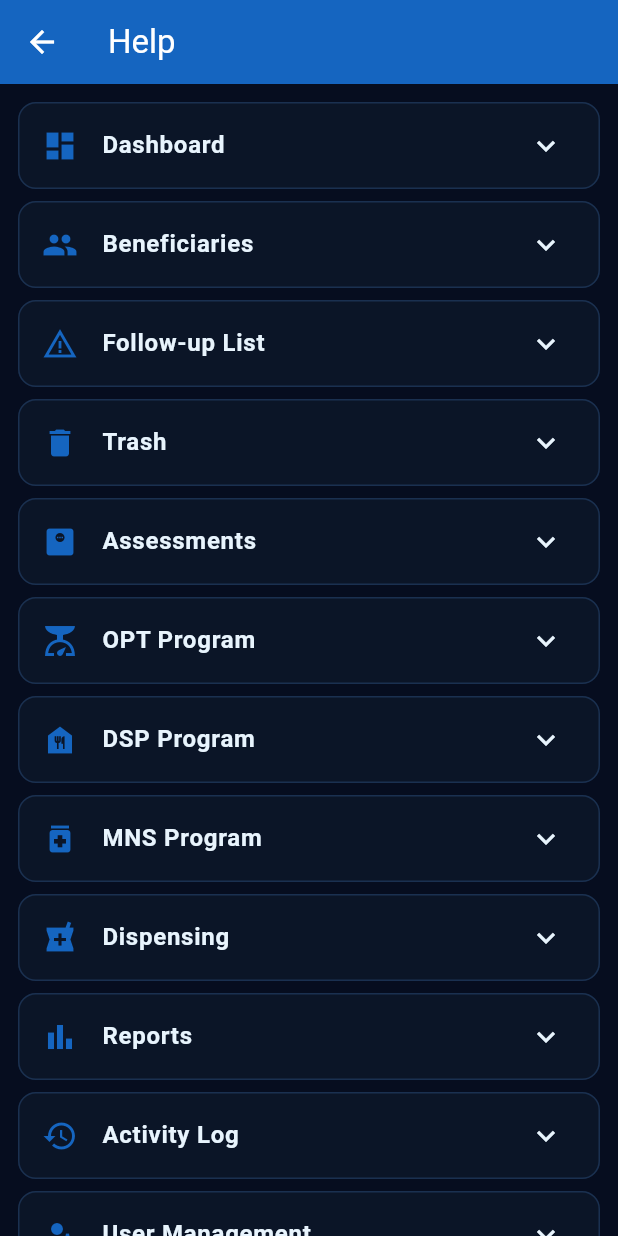
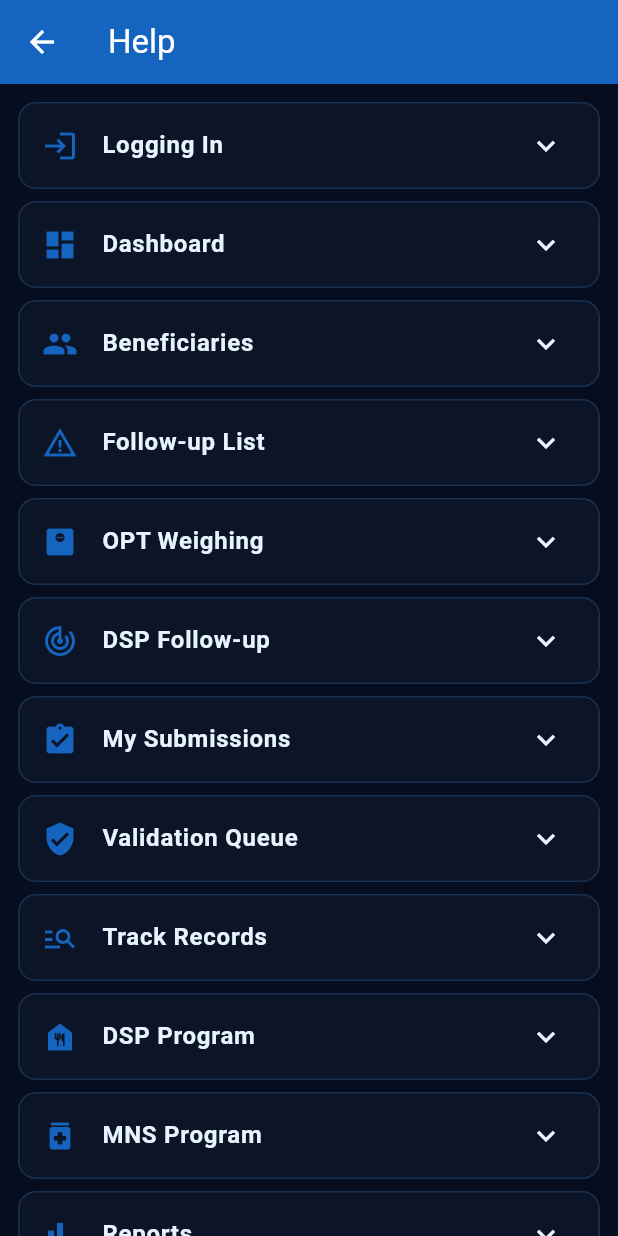
Before and after one commit to peduhanjohnaldrech-beep/nmsMobile, a Flutter app: the HelpScreen screen opened by its route, on a phone screen of 412 x 824 dp. Run offline on Flutter 3.47's test engine with Material 3 defaults, Android fonts, the phone set to English and light mode, and no system bars; our stand-ins replace connectivity_plus, flutter_secure_storage, share_plus, shared_preferences, sqflite; accounts and stored records are empty.

Commit message:
docs: update mobile help — OTP login, roles, new features
Co-Authored-By: Claude Sonnet 4.6 <noreply@anthropic.com>

```diff
--- a/lib/screens/help/help_screen.dart
+++ b/lib/screens/help/help_screen.dart
@@ -6,20 +6,23 @@ class HelpScreen extends StatelessWidget {
   @override
   Widget build(BuildContext context) {
     const items = [
-      _HelpItem('Dashboard', Icons.dashboard, 'View summary statistics, recent beneficiaries, quick actions, and sync status.'),
-      _HelpItem('Beneficiaries', Icons.people, 'Add, edit, view and manage beneficiary records. Use the search bar to find specific children. Tap a beneficiary to see their full profile and assessment history.'),
-      _HelpItem('Follow-up List', Icons.warning_amber, 'Lists all beneficiaries with Underweight (UW) or Severely Underweight (SUW) status needing immediate follow-up.'),
-      _HelpItem('Trash', Icons.delete, 'Soft-deleted beneficiaries are stored here. You can restore them if deleted by mistake.'),
-      _HelpItem('Assessments', Icons.monitor_weight, 'Record individual or batch nutritional assessments. Weight, height, and MUAC are used to compute Z-scores automatically.'),
-      _HelpItem('OPT Program', Icons.scale, 'Operation Timbang — view nutritional status results by year and period (January or July).'),
-      _HelpItem('DSP Program', Icons.food_bank, 'Dietary Supplementation Program — enroll malnourished children, track intervention type, update progress, and discharge.'),
-      _HelpItem('MNS Program', Icons.medication, 'Micronutrient Supplementation — record Vitamin A doses, MNP sachets, and LNS-SQ given to children.'),
-      _HelpItem('Dispensing', Icons.local_pharmacy, 'Record supplements and food items dispensed to beneficiaries under various programs.'),
-      _HelpItem('Reports', Icons.bar_chart, 'View OPT, DSP, MNS, Outcome, Comparison, and Distribution reports. Filter by year and period.'),
-      _HelpItem('Activity Log', Icons.history, 'See a history of all actions performed by users in the system.'),
-      _HelpItem('User Management', Icons.manage_accounts, 'Admin only — create, edit, and deactivate user accounts. Assign roles: Admin, Nutritionist, BHW, Encoder.'),
-      _HelpItem('Sync', Icons.sync, 'Tap the sync button on the dashboard to push offline records to the server and pull the latest data. Requires internet connection.'),
-      _HelpItem('Nutritional Status Codes', Icons.info, 'Normal = healthy weight\nUW = Underweight\nSUW = Severely Underweight\nOW = Overweight\nOB = Obese'),
+      _HelpItem('Logging In', Icons.login, 'Enter your username and password. Admin accounts will receive a 6-digit OTP code to their registered email — enter it to complete login. Mobile app sessions last 30 days.'),
+      _HelpItem('Dashboard', Icons.dashboard, 'Shows summary stats: total beneficiaries, OPT assessed, pending validations, and recent activity. Quick action buttons let you jump to common tasks. Pull down to sync with the server.'),
+      _HelpItem('Beneficiaries', Icons.people, 'Add, edit, and view child beneficiary records. Use the search bar to find children quickly. Tap a beneficiary to see their full profile, assessment history, and program enrollments.'),
+      _HelpItem('Follow-up List', Icons.warning_amber, 'Lists all beneficiaries with Underweight (UW) or Severely Underweight (SUW) status needing immediate follow-up assessment.'),
+      _HelpItem('OPT Weighing', Icons.monitor_weight, 'Record weight, height, and MUAC for children. Select a beneficiary, enter measurements, and submit. Submitted records go to the Midwife/Nutritionist for validation before appearing in reports.'),
+      _HelpItem('DSP Follow-up', Icons.track_changes_rounded, 'Submit a monitoring follow-up for a DSP-enrolled child. Enter current weight and measurements and submit for validation.'),
+      _HelpItem('My Submissions', Icons.assignment_turned_in, 'Track all records you submitted — beneficiary registrations and assessments. Status shown as Pending, Validated, or Returned. Returned records include a note explaining what to correct.'),
+      _HelpItem('Validation Queue', Icons.verified_user, 'Midwife/Admin only — review pending beneficiary registrations and assessments submitted by BNS/BHW. Approve to validate or return with a correction note.'),
+      _HelpItem('Track Records', Icons.manage_search, 'Admin/Nutritionist — view all submissions across all barangays. Filter by barangay, status, or date.'),
+      _HelpItem('DSP Program', Icons.food_bank, 'Dietary Supplementation Program — enroll malnourished children, track monitoring visits and weight progress, and discharge when graduation criteria are met (2 consecutive normal validated checks).'),
+      _HelpItem('MNS Program', Icons.medication, 'Micronutrient Supplementation — record Vitamin A doses (6–59 months), MNP sachets, and LNS-SQ (6–23 months) distributed to children.'),
+      _HelpItem('Reports', Icons.bar_chart, 'View OPT, DSP, MNS, Outcome, Comparison, and Summary reports. Filter by year and period. Available to Admin, Nutritionist, BNS, and Midwife.'),
+      _HelpItem('Activity Log', Icons.history, 'Full audit trail of all actions in the system — logins, data entries, validations, and syncs from both web and mobile.'),
+      _HelpItem('User Management', Icons.manage_accounts, 'Admin only — create, edit, and deactivate accounts. Assign roles and permissions.\n\nRoles:\n• Admin — full access, web + mobile\n• Nutritionist — reports, programs, validation\n• Midwife — validation queue, assessments\n• BNS — beneficiaries, assessments, reports\n• BHW — mobile app only\n\nSet an email for each Admin to enable OTP login verification.'),
+      _HelpItem('Program Manager', Icons.settings, 'Admin only — add or deactivate nutrition programs that appear in the Programs section.'),
+      _HelpItem('Sync', Icons.sync, 'Syncs offline data to the server and pulls the latest records. Data entered without internet is saved locally and synced automatically when connected. Tap the sync button on the dashboard to sync manually.'),
+      _HelpItem('Nutritional Status Codes', Icons.info, 'WFA (Weight-for-Age):\n• Normal — healthy weight\n• UW — Underweight\n• SUW — Severely Underweight\n• OW — Overweight\n• OB — Obese\n\nHFA (Height-for-Age):\n• Normal\n• Stunted — height Z-score < -2\n\nWFL/H (Weight-for-Length/Height):\n• Normal\n• MW — Moderately Wasted\n• SW — Severely Wasted'),
     ];
 
     return Scaffold(
```
